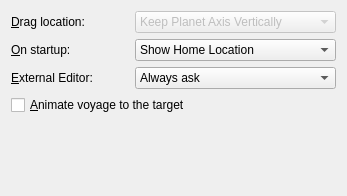
First picture: the form in src/lib/MarbleNavigationSettingsWidget.ui, repository KDE/marble, before the edit.
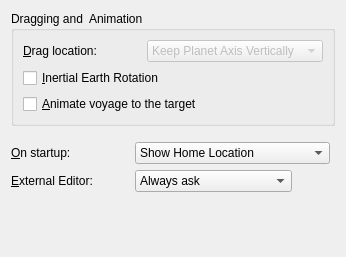
Second picture: the form after the edit.

```diff
--- a/src/lib/MarbleNavigationSettingsWidget.ui
+++ b/src/lib/MarbleNavigationSettingsWidget.ui
@@ -6,17 +6,23 @@
    <rect>
     <x>0</x>
     <y>0</y>
-    <width>347</width>
-    <height>196</height>
+    <width>333</width>
+    <height>257</height>
    </rect>
   </property>
   <property name="windowTitle">
    <string>Marble Cache Settings</string>
   </property>
+  <layout class="QVBoxLayout" name="verticalLayout_2">
+   <item>
+    <widget class="QGroupBox" name="groupBox">
+     <property name="title">
+      <string>Dragging and  Animation</string>
+     </property>
   <layout class="QVBoxLayout" name="verticalLayout">
    <item>
-    <layout class="QFormLayout" name="formLayout">
-     <item row="0" column="0">
+       <layout class="QHBoxLayout" name="horizontalLayout">
+        <item>
       <widget class="QLabel" name="label_dragLocation">
        <property name="sizePolicy">
         <sizepolicy hsizetype="Maximum" vsizetype="Preferred">
@@ -38,7 +44,7 @@
        </property>
       </widget>
      </item>
-     <item row="0" column="1">
+        <item>
       <widget class="QComboBox" name="kcfg_dragLocation">
        <property name="enabled">
         <bool>false</bool>
@@ -62,7 +68,56 @@
        </item>
       </widget>
      </item>
-     <item row="1" column="0">
+       </layout>
+      </item>
+      <item>
+       <widget class="QCheckBox" name="kcfg_inertialEarthRotation">
+        <property name="toolTip">
+         <string>Use kinetic spinning when dragging the map</string>
+        </property>
+        <property name="text">
+         <string>&amp;Inertial Earth Rotation</string>
+        </property>
+       </widget>
+      </item>
+      <item>
+       <widget class="QCheckBox" name="kcfg_animateTargetVoyage">
+        <property name="toolTip">
+         <string>&lt;html&gt;&lt;head&gt;&lt;meta name=&quot;qrichtext&quot; content=&quot;1&quot; /&gt;&lt;style type=&quot;text/css&quot;&gt;
+p, li { white-space: pre-wrap; }
+&lt;/style&gt;&lt;/head&gt;&lt;body style=&quot; font-family:'Sans Serif'; font-size:9pt; font-weight:400; font-style:normal;&quot;&gt;
+&lt;p style=&quot; margin-top:0px; margin-bottom:0px; margin-left:0px; margin-right:0px; -qt-block-indent:0; text-indent:0px;&quot;&gt;When searching for a location Marble can either move instantly to the new location or it can show a travel animation from the previous place to the new place.&lt;/p&gt;&lt;/body&gt;&lt;/html&gt;</string>
+        </property>
+        <property name="text">
+         <string>&amp;Animate voyage to the target</string>
+        </property>
+       </widget>
+      </item>
+     </layout>
+    </widget>
+   </item>
+   <item>
+    <spacer name="spacer">
+     <property name="orientation">
+      <enum>Qt::Vertical</enum>
+     </property>
+     <property name="sizeType">
+      <enum>QSizePolicy::Fixed</enum>
+     </property>
+     <property name="sizeHint" stdset="0">
+      <size>
+       <width>20</width>
+       <height>10</height>
+      </size>
+     </property>
+    </spacer>
+   </item>
+   <item>
+    <layout class="QFormLayout" name="formLayout">
+     <property name="fieldGrowthPolicy">
+      <enum>QFormLayout::ExpandingFieldsGrow</enum>
+     </property>
+     <item row="0" column="0">
       <widget class="QLabel" name="label_onStartup">
        <property name="sizePolicy">
         <sizepolicy hsizetype="Maximum" vsizetype="Preferred">
@@ -84,7 +139,7 @@
        </property>
       </widget>
      </item>
-     <item row="1" column="1">
+     <item row="0" column="1">
       <widget class="QComboBox" name="kcfg_onStartup">
        <property name="toolTip">
         <string>&lt;html&gt;&lt;head&gt;&lt;meta name=&quot;qrichtext&quot; content=&quot;1&quot; /&gt;&lt;style type=&quot;text/css&quot;&gt;
@@ -104,7 +159,7 @@
        </item>
       </widget>
      </item>
-     <item row="2" column="0">
+     <item row="1" column="0">
       <widget class="QLabel" name="label_externalEditor">
        <property name="sizePolicy">
         <sizepolicy hsizetype="Maximum" vsizetype="Preferred">
@@ -126,7 +181,7 @@
        </property>
       </widget>
      </item>
-     <item row="2" column="1">
+     <item row="1" column="1">
       <widget class="QComboBox" name="kcfg_externalMapEditor">
        <property name="toolTip">
         <string>&lt;p&gt;The application that is launched to edit maps. Potlatch (default) requires a web browser with flash support to be installed. When selecting josm or merkaartor, make sure that the respective application is installed.&lt;/p&gt;</string>
@@ -155,19 +210,6 @@
      </item>
     </layout>
    </item>
-   <item>
-    <widget class="QCheckBox" name="kcfg_animateTargetVoyage">
-     <property name="toolTip">
-      <string>&lt;html&gt;&lt;head&gt;&lt;meta name=&quot;qrichtext&quot; content=&quot;1&quot; /&gt;&lt;style type=&quot;text/css&quot;&gt;
-p, li { white-space: pre-wrap; }
-&lt;/style&gt;&lt;/head&gt;&lt;body style=&quot; font-family:'Sans Serif'; font-size:9pt; font-weight:400; font-style:normal;&quot;&gt;
-&lt;p style=&quot; margin-top:0px; margin-bottom:0px; margin-left:0px; margin-right:0px; -qt-block-indent:0; text-indent:0px;&quot;&gt;When searching for a location Marble can either move instantly to the new location or it can show a travel animation from the previous place to the new place.&lt;/p&gt;&lt;/body&gt;&lt;/html&gt;</string>
-     </property>
-     <property name="text">
-      <string>&amp;Animate voyage to the target</string>
-     </property>
-    </widget>
-   </item>
    <item>
     <spacer>
      <property name="orientation">
@@ -176,7 +218,7 @@
      <property name="sizeHint" stdset="0">
       <size>
        <width>20</width>
-       <height>221</height>
+       <height>20</height>
       </size>
      </property>
     </spacer>
```
Lines whose indentation alone changed are shown as unchanged.
